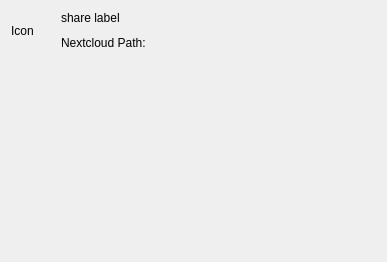
The window that src/gui/sharedialog.ui (nextcloud/desktop) describes before a commit, drawn with Qt 5.
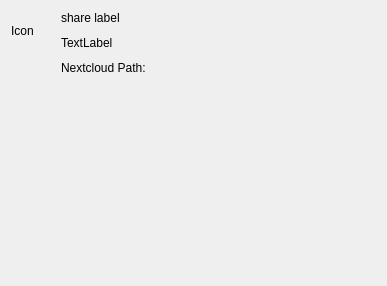
The same window after the commit.

Commit message: display lock info in share dialog

The edit to the form file:
```diff
--- a/src/gui/sharedialog.ui
+++ b/src/gui/sharedialog.ui
@@ -101,7 +101,7 @@
          </property>
         </widget>
        </item>
-       <item row="1" column="1">
+       <item row="2" column="1">
         <widget class="QLabel" name="label_sharePath">
          <property name="sizePolicy">
           <sizepolicy hsizetype="Minimum" vsizetype="Maximum">
@@ -132,6 +132,31 @@
          </property>
         </widget>
        </item>
+       <item row="1" column="1">
+        <widget class="QLabel" name="label_lockinfo">
+         <property name="sizePolicy">
+          <sizepolicy hsizetype="Minimum" vsizetype="Maximum">
+           <horstretch>0</horstretch>
+           <verstretch>0</verstretch>
+          </sizepolicy>
+         </property>
+         <property name="minimumSize">
+          <size>
+           <width>315</width>
+           <height>0</height>
+          </size>
+         </property>
+         <property name="text">
+          <string>TextLabel</string>
+         </property>
+         <property name="textFormat">
+          <enum>Qt::PlainText</enum>
+         </property>
+         <property name="wordWrap">
+          <bool>true</bool>
+         </property>
+        </widget>
+       </item>
       </layout>
      </item>
      <item>
```
The commit also changes 3 other files.
